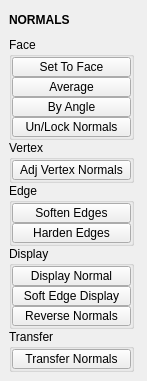
Before: the Qt Designer form tentacle/ui/normals.ui in m3trik/tentacle, drawn with Qt 5.
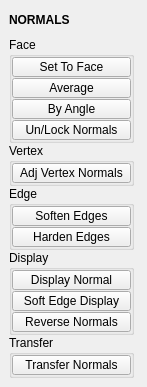
After: the same form once the commit is applied. Custom widgets are drawn as their Qt base class.

Patch:
```diff
--- a/tentacle/ui/normals.ui
+++ b/tentacle/ui/normals.ui
@@ -99,9 +99,12 @@
          <property name="bottomMargin">
           <number>0</number>
          </property>
-         <property name="spacing">
+         <property name="horizontalSpacing">
           <number>0</number>
          </property>
+         <property name="verticalSpacing">
+          <number>1</number>
+         </property>
          <item row="6" column="0" colspan="3">
           <widget class="PushButton" name="tb003">
            <property name="enabled">
@@ -248,7 +251,7 @@
         </property>
         <layout class="QVBoxLayout" name="verticalLayout_3">
          <property name="spacing">
-          <number>0</number>
+          <number>1</number>
          </property>
          <property name="leftMargin">
           <number>0</number>
@@ -315,7 +318,7 @@
         </property>
         <layout class="QVBoxLayout" name="verticalLayout_5">
          <property name="spacing">
-          <number>0</number>
+          <number>1</number>
          </property>
          <property name="leftMargin">
           <number>0</number>
@@ -413,7 +416,7 @@
         </property>
         <layout class="QVBoxLayout" name="verticalLayout_4">
          <property name="spacing">
-          <number>0</number>
+          <number>1</number>
          </property>
          <property name="leftMargin">
           <number>0</number>
@@ -542,7 +545,7 @@
         </property>
         <layout class="QVBoxLayout" name="verticalLayout_6">
          <property name="spacing">
-          <number>0</number>
+          <number>1</number>
          </property>
          <property name="leftMargin">
           <number>0</number>
```
Left out of the diff: 4 changed lines with no effect on the pictures.
